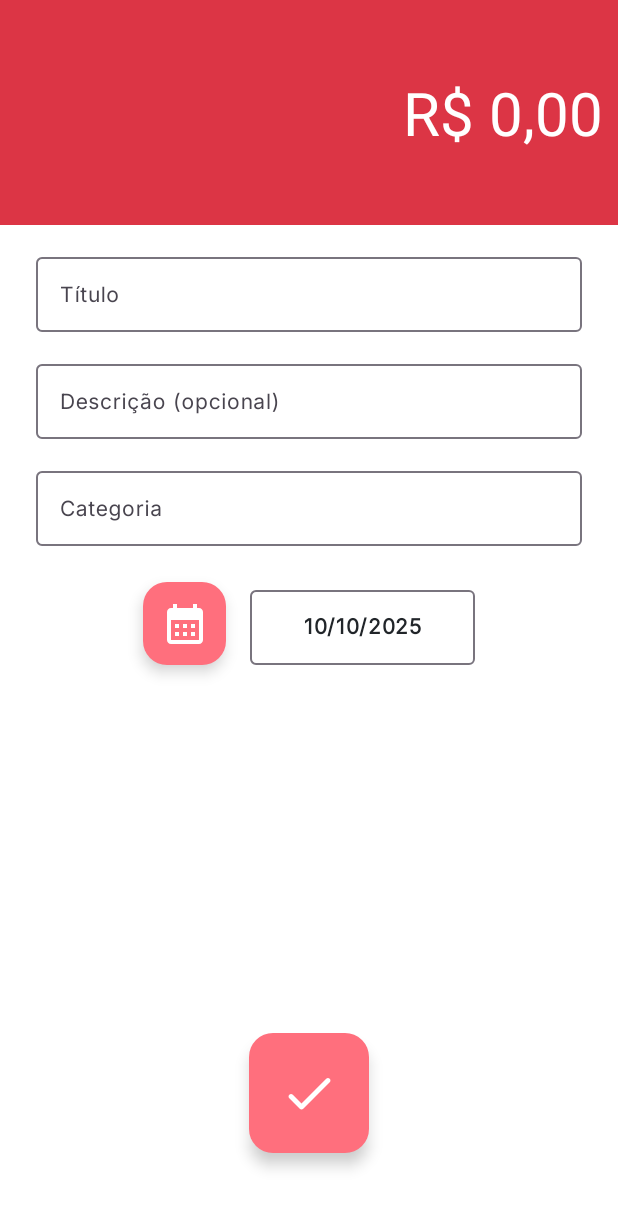
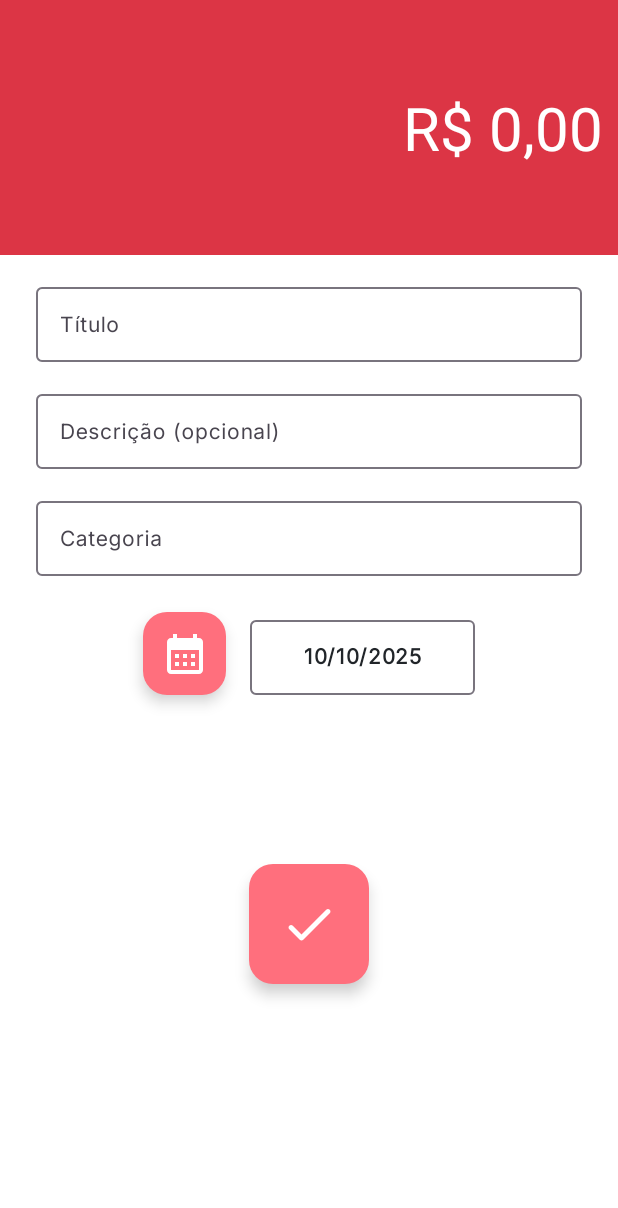
Before and after one commit to PedroOBertoni/AndroidApp_Clone_Organizze, an Android app: the DespesasActivity screen opened directly, with no data from a screen before it, on a phone screen of 412 x 824 dp. Shown: the top 1208 px of the screen. Run offline under Robolectric (Android 15) with nearby library versions, the phone set to English and light mode, and no system bars; Roboto replaces fonts that are not available here.

Commit message:
STYLE: Changes to style and requestFocus in the EditText Value of Receitas and Despesas activity, color of the icons of the FAB Receita and Despesa

```diff
--- a/app/src/main/java/com/aula/organizze/activity/DespesasActivity.java
+++ b/app/src/main/java/com/aula/organizze/activity/DespesasActivity.java
@@ -7,6 +7,7 @@ import android.text.Editable;
 import android.text.TextWatcher;
 import android.text.InputType;
 import android.view.View;
+import android.view.WindowManager;
 import android.widget.Toast;
 import android.widget.EditText;
 
@@ -55,6 +56,10 @@ public class DespesasActivity extends AppCompatActivity {
         fabCalendario = findViewById(R.id.fabCalendarioDespesa);
         fabConfirmar = findViewById(R.id.floatingActionButtonConfirmarDespesa);
         editTextValor = findViewById(R.id.editTextValorDespesa);
+
+        // Foca automaticamente no campo de valor e abre o teclado
+        editTextValor.requestFocus();
+        getWindow().setSoftInputMode(WindowManager.LayoutParams.SOFT_INPUT_STATE_VISIBLE);
 
         // Impede mover o cursor manualmente, mas ainda permite digitar normalmente
         editTextValor.setOnTouchListener((v, event) -> {
--- a/app/src/main/java/com/aula/organizze/activity/PrincipalActivity.java
+++ b/app/src/main/java/com/aula/organizze/activity/PrincipalActivity.java
@@ -24,7 +24,8 @@ public class PrincipalActivity extends AppCompatActivity {
         speedDialView.addActionItem(
                 new SpeedDialActionItem.Builder(R.id.fab_despesa, R.drawable.ic_add_24dp)
                         .setLabel("Adicionar despesa")
-                        .setFabBackgroundColor(ContextCompat.getColor(this, R.color.colorPrimaryDespesa)) // ex: cor
+                        .setFabImageTintColor(ContextCompat.getColor(this, R.color.white))
+                        .setFabBackgroundColor(ContextCompat.getColor(this, R.color.colorPrimaryDespesa))
                         .create()
         );
 
@@ -32,7 +33,8 @@ public class PrincipalActivity extends AppCompatActivity {
         speedDialView.addActionItem(
                 new SpeedDialActionItem.Builder(R.id.fab_receita, R.drawable.ic_add_24dp)
                         .setLabel("Adicionar receita")
-                        .setFabBackgroundColor(ContextCompat.getColor(this, R.color.colorPrimaryReceita)) // ex: cor
+                        .setFabImageTintColor(ContextCompat.getColor(this, R.color.white))
+                        .setFabBackgroundColor(ContextCompat.getColor(this, R.color.colorPrimaryReceita))
                         .create()
         );
 
--- a/app/src/main/java/com/aula/organizze/activity/ReceitasActivity.java
+++ b/app/src/main/java/com/aula/organizze/activity/ReceitasActivity.java
@@ -7,6 +7,7 @@ import android.text.Editable;
 import android.text.TextWatcher;
 import android.text.InputType;
 import android.view.View;
+import android.view.WindowManager;
 import android.widget.Toast;
 import android.widget.EditText;
 
@@ -55,6 +56,10 @@ public class ReceitasActivity extends AppCompatActivity {
         fabCalendario = findViewById(R.id.fabCalendarioReceita);
         fabConfirmar = findViewById(R.id.floatingActionButtonConfirmarReceita);
         editTextValor = findViewById(R.id.editTextValorReceita);
+
+        // Foca automaticamente no campo de valor e abre o teclado
+        editTextValor.requestFocus();
+        getWindow().setSoftInputMode(WindowManager.LayoutParams.SOFT_INPUT_STATE_VISIBLE);
 
         // Impede mover o cursor manualmente, mas ainda permite digitar normalmente
         editTextValor.setOnTouchListener((v, event) -> {
--- a/app/src/main/res/layout/activity_despesas.xml
+++ b/app/src/main/res/layout/activity_despesas.xml
@@ -11,7 +11,7 @@
     <LinearLayout
         android:id="@+id/linearLayoutDespesa"
         android:layout_width="0dp"
-        android:layout_height="150dp"
+        android:layout_height="170dp"
         android:background="@color/colorPrimaryDespesa"
         android:gravity="center"
         android:orientation="vertical"
@@ -25,9 +25,9 @@
             android:layout_width="match_parent"
             android:layout_height="wrap_content"
             android:background="@color/transparent"
+            android:digits="0123456789"
             android:fontFamily="@font/inter_bold"
             android:inputType="number"
-            android:digits="0123456789"
             android:text="R$ 0,00"
             android:textAlignment="viewEnd"
             android:textColor="@color/white"
@@ -147,6 +147,7 @@
         app:layout_constraintBottom_toBottomOf="parent"
         app:layout_constraintEnd_toEndOf="parent"
         app:layout_constraintStart_toStartOf="parent"
+        app:layout_constraintTop_toBottomOf="@+id/textInputDataDespesa"
         app:maxImageSize="40dp"
         app:srcCompat="@drawable/ic_check_24dp"
         app:tint="@android:color/white" />
--- a/app/src/main/res/layout/activity_receitas.xml
+++ b/app/src/main/res/layout/activity_receitas.xml
@@ -11,7 +11,7 @@
     <LinearLayout
         android:id="@+id/linearLayoutReceita"
         android:layout_width="0dp"
-        android:layout_height="150dp"
+        android:layout_height="170dp"
         android:background="@color/colorPrimaryReceita"
         android:gravity="center"
         android:orientation="vertical"
@@ -147,6 +147,7 @@
         app:layout_constraintBottom_toBottomOf="parent"
         app:layout_constraintEnd_toEndOf="parent"
         app:layout_constraintStart_toStartOf="parent"
+        app:layout_constraintTop_toBottomOf="@+id/textInputDataReceita"
         app:maxImageSize="40dp"
         app:srcCompat="@drawable/ic_check_24dp"
         app:tint="@android:color/white" />
--- a/app/src/main/res/values-night/colors.xml
+++ b/app/src/main/res/values-night/colors.xml
@@ -16,7 +16,7 @@
     <color name="colorPrimaryReceita">#007BFF</color>
     <color name="colorPrimaryDarkReceita">#0056B3</color>
     <color name="colorAccentReceita">#66B2FF</color>
-    <color name="colorBackgroundDialog">#F5F5F5</color>
+    <color name="colorBackgroundDialog">#2E2D2D</color>
 
     <color name="colorPrimaryDespesa">#DC3545</color>
     <color name="colorPrimaryDarkDespesa">#A71D2A</color>
```
Also changed, not shown: 1 other file.
